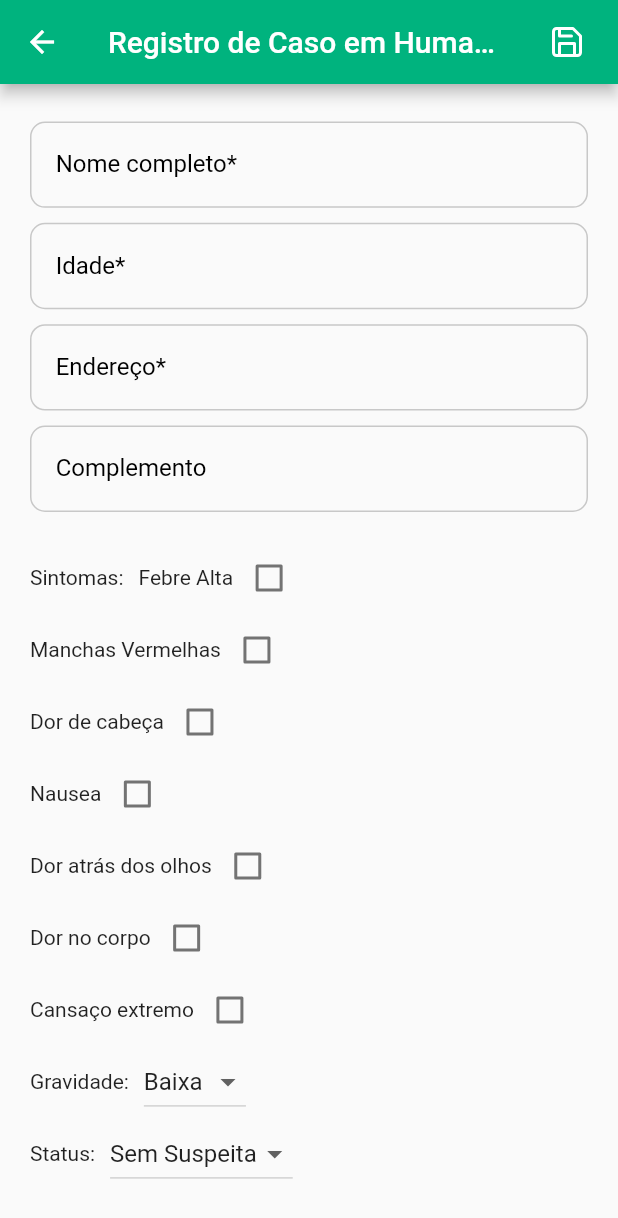
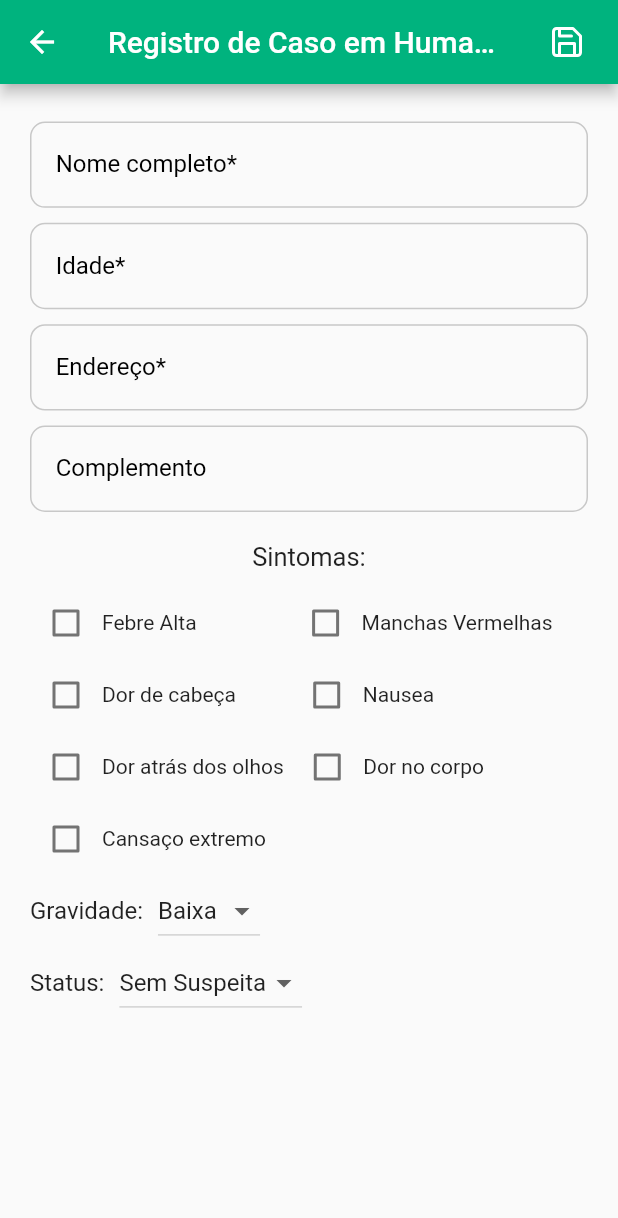
Before and after one commit to rp-5/dengue-frontend, a Flutter app: the HumanRegister screen opened directly, on a phone screen of 412 x 824 dp. Shown: the top 1218 px of the screen. Run offline on Flutter 3.47's test engine with Material 2 defaults, Android fonts, the phone set to English and light mode, and no system bars; our stand-ins replace animated_bottom_navigation_bar, charts_flutter, flutter_feather_icons; network calls fail.

Commit message:
Checkboxes organizadas

```diff
--- a/dengue/lib/src/pages/human_register.dart
+++ b/dengue/lib/src/pages/human_register.dart
@@ -121,13 +121,13 @@ class HumanRegisterState extends State<HumanRegister> {
               const SizedBox(
                 height: 20,
               ),
+              const Text('Sintomas:',
+              style: TextStyle(
+                fontSize: 17,
+              ),),
+              SizedBox(height: 10,),
               Row(
                 children: [
-                  const Text('Sintomas:'),
-                  const SizedBox(
-                    width: 10,
-                  ),
-                  Text("Febre Alta"),
                   Checkbox(
                     checkColor: Colors.black,
                     activeColor: Colors.green,
@@ -139,11 +139,8 @@ class HumanRegisterState extends State<HumanRegister> {
                       });
                     },
                   ),
-                ],
-              ),
-              Row(
-                children: [
-                  Text("Manchas Vermelhas"),
+                  Text("Febre Alta"),
+                  SizedBox(width: 62,),
                   Checkbox(
                     checkColor: Colors.black,
                     activeColor: Colors.green,
@@ -155,11 +152,11 @@ class HumanRegisterState extends State<HumanRegister> {
                       });
                     },
                   ),
+                  Text("Manchas Vermelhas"),
                 ],
               ),
               Row(
                 children: [
-                  Text("Dor de cabeça"),
                   Checkbox(
                     checkColor: Colors.black,
                     activeColor: Colors.green,
@@ -171,11 +168,8 @@ class HumanRegisterState extends State<HumanRegister> {
                       });
                     },
                   ),
-                ],
-              ),
-              Row(
-                children: [
-                  Text("Nausea"),
+                  Text("Dor de cabeça"),
+                  SizedBox(width: 36.5,),
                   Checkbox(
                     checkColor: Colors.black,
                     activeColor: Colors.green,
@@ -187,11 +181,11 @@ class HumanRegisterState extends State<HumanRegister> {
                       });
                     },
                   ),
+                  Text("Nausea"),
                 ],
               ),
               Row(
                 children: [
-                  Text("Dor atrás dos olhos"),
                   Checkbox(
                     checkColor: Colors.black,
                     activeColor: Colors.green,
@@ -203,11 +197,8 @@ class HumanRegisterState extends State<HumanRegister> {
                       });
                     },
                   ),
-                ],
-              ),
-              Row(
-                children: [
-                  Text("Dor no corpo"),
+                  Text("Dor atrás dos olhos"),
+                  SizedBox(width: 5,),
                   Checkbox(
                     checkColor: Colors.black,
                     activeColor: Colors.green,
@@ -219,11 +210,11 @@ class HumanRegisterState extends State<HumanRegister> {
                       });
                     },
                   ),
+                  Text("Dor no corpo"),
                 ],
               ),
               Row(
                 children: [
-                  Text("Cansaço extremo"),
                   Checkbox(
                     checkColor: Colors.black,
                     activeColor: Colors.green,
@@ -235,11 +226,15 @@ class HumanRegisterState extends State<HumanRegister> {
                       });
                     },
                   ),
+                  Text("Cansaço extremo"),
                 ],
               ),
               Row(
                 children: [
-                  const Text('Gravidade:'),
+                  const Text('Gravidade:',
+                  style: TextStyle(
+                    fontSize: 16
+                  ),),
                   const SizedBox(
                     width: 10,
                   ),
@@ -264,7 +259,10 @@ class HumanRegisterState extends State<HumanRegister> {
               ),
               Row(
                 children: [
-                  const Text('Status:'),
+                  const Text('Status:',
+                  style: TextStyle(
+                    fontSize: 16
+                  ),),
                   const SizedBox(
                     width: 10,
                   ),
```
Also changed, not shown: dengue/lib/src/pages/human_edit.dart (+16 -25 lines), dengue/lib/src/pages/human_view.dart (+16 -25 lines).
